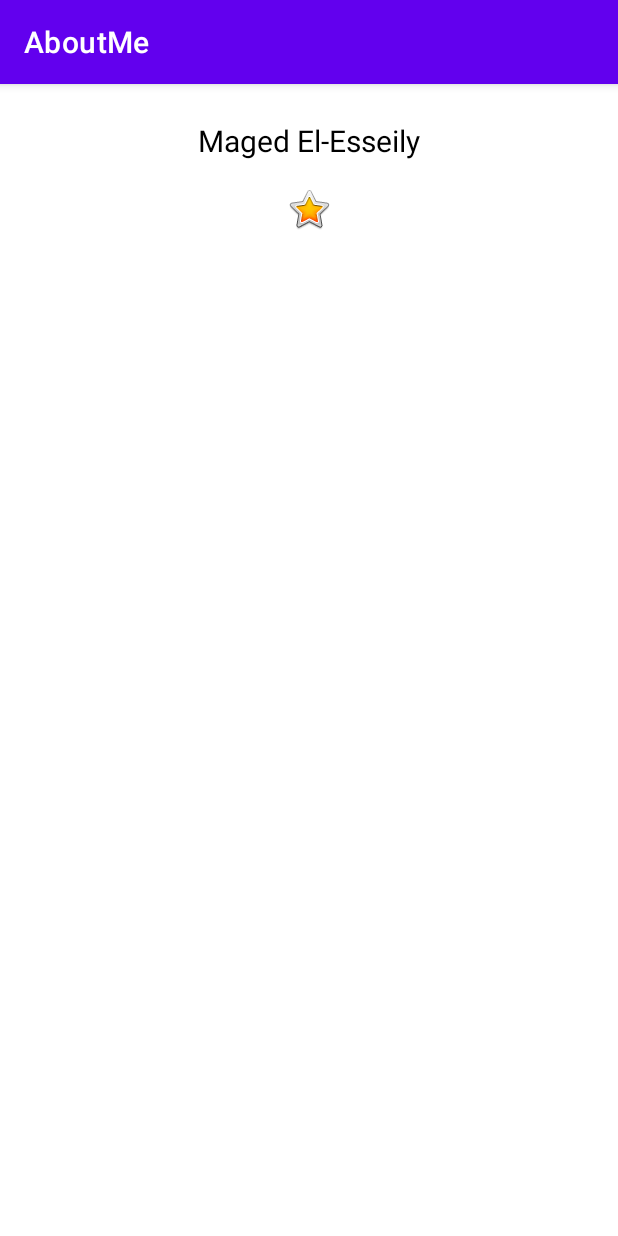
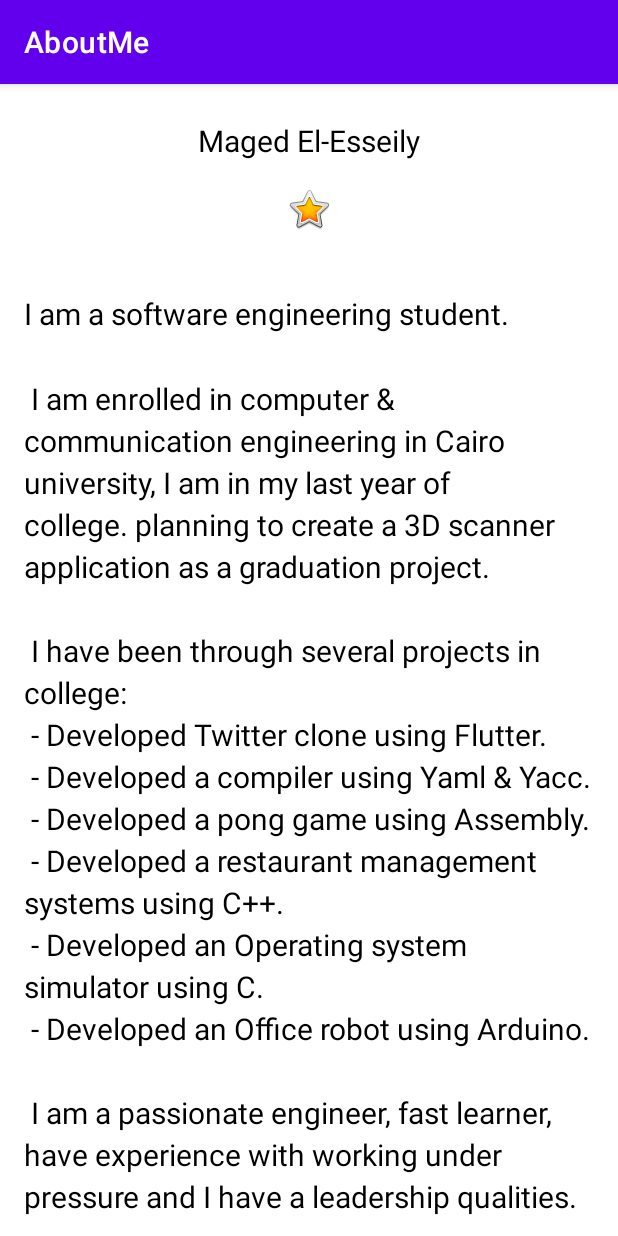
Before and after one commit to Egypt-FWD-Courses/AboutMe, an Android app: the screen it shows after launch (MainActivity), on a phone screen of 412 x 824 dp. Run offline under Robolectric (Android 15) with nearby library versions, the phone set to English and light mode, and no system bars.

Commit message:
add a scroll view and a text view as bio

```diff
--- a/app/src/main/res/layout/activity_main.xml
+++ b/app/src/main/res/layout/activity_main.xml
@@ -3,25 +3,44 @@
 
     xmlns:app="http://schemas.android.com/apk/res-auto"
     xmlns:tools="http://schemas.android.com/tools"
+    android:layout_width="match_parent"
+    android:layout_height="match_parent"
     android:orientation="vertical"
-    android:layout_width="match_parent"
-    android:layout_height="match_parent">
+    android:paddingStart="@dimen/padding"
+    android:paddingEnd="@dimen/padding">
 
     <TextView
         android:id="@+id/name_text"
+        style="@style/NameStyle"
         android:layout_width="match_parent"
         android:layout_height="wrap_content"
         android:text="@string/name"
-        android:textAlignment="center"
-        style="@style/NameStyle" />
+        android:textAlignment="center" />
 
     <ImageView
         android:id="@+id/star_image"
         android:layout_width="match_parent"
         android:layout_height="wrap_content"
         android:layout_marginTop="@dimen/layout_margin"
+        android:layout_marginBottom="@dimen/layout_margin"
         android:contentDescription="@string/yellow_star"
         app:srcCompat="@android:drawable/btn_star_big_on"
         tools:ignore="ImageContrastCheck" />
 
+    <ScrollView
+        android:id="@+id/bio_scroll"
+        android:layout_width="match_parent"
+        android:layout_height="match_parent">
+
+        <TextView
+            android:id="@+id/bio_text"
+            style="@style/NameStyle"
+            android:layout_width="match_parent"
+            android:layout_height="wrap_content"
+            android:lineSpacingMultiplier="1.2"
+            android:text="@string/bio"
+            tools:text="@string/bio" />
+    </ScrollView>
+
+
 </LinearLayout>
--- a/app/src/main/res/values/dimens.xml
+++ b/app/src/main/res/values/dimens.xml
@@ -3,4 +3,5 @@
     <dimen name="text_size">20sp</dimen>
     <dimen name="small_padding">8dp</dimen>
     <dimen name="layout_margin">16dp</dimen>
+    <dimen name="padding">16dp</dimen>
 </resources>
--- a/app/src/main/res/values/strings.xml
+++ b/app/src/main/res/values/strings.xml
@@ -2,4 +2,16 @@
     <string name="app_name">AboutMe</string>
     <string name="name">Maged El-Esseily</string>
     <string name="yellow_star">Yellow star</string>
+    <string name="bio">I am a software engineering student.\n\n
+        I am enrolled in computer &amp; communication engineering in Cairo university,
+        I am in my last year of college. planning to create a 3D scanner application as a graduation project.\n\n
+        I have been through several projects in college:\n
+        - Developed Twitter clone using Flutter.\n
+        - Developed a compiler using Yaml &amp; Yacc.\n
+        - Developed a pong game using Assembly.\n
+        - Developed a restaurant management systems using C++.\n
+        - Developed an Operating system simulator using C.\n
+        - Developed an Office robot using Arduino.\n\n
+        I am a passionate engineer, fast learner, have experience with working under pressure and I have a leadership qualities.
+    </string>
 </resources>
```
